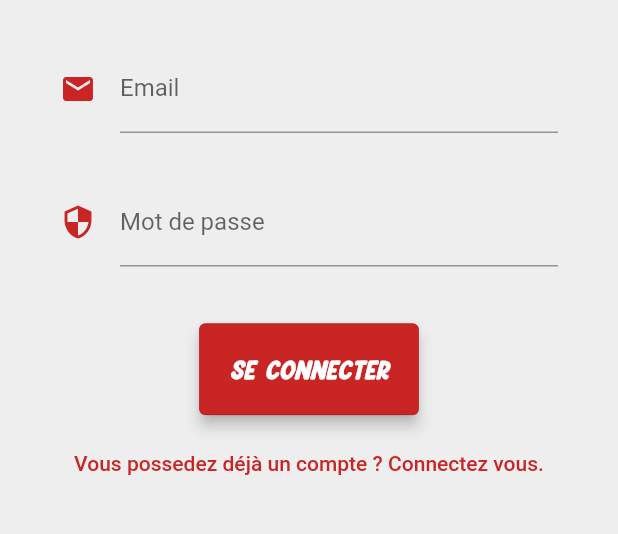
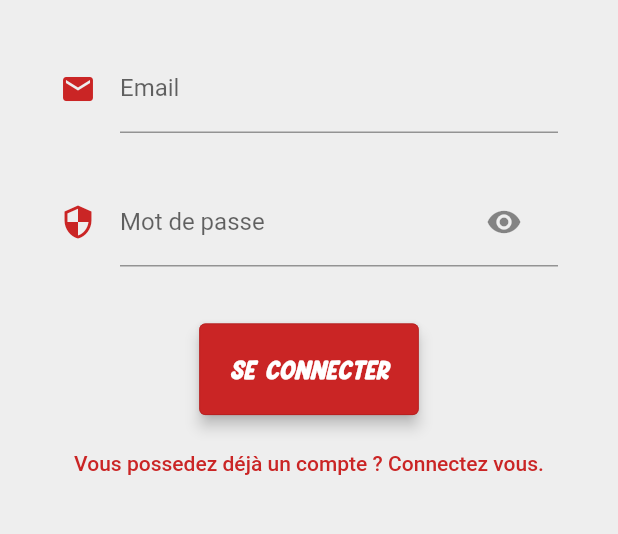
Before and after one commit to Anthony5997/flutter_whats_for_dinner, a Flutter app: the screen it shows after launch, on a phone screen of 412 x 824 dp, the part 488-1022 px from its top. Run offline on Flutter 3.47's test engine with Material 2 defaults, Android fonts, the light colour scheme and no system bars; drawn by our look-alikes of flutter_form_builder; our stand-ins replace bloc, equatable, flutter_bloc, form_builder_validators, shared_preferences; Roboto replaces fonts that are missing (FruitPunch).

Commit message:
Ajout d'un bouton toggle pour la visibilitée du password field

```diff
--- a/lib/authentication/authentication_bloc.dart
+++ b/lib/authentication/authentication_bloc.dart
@@ -19,7 +19,7 @@ class AuthenticationBloc
 
   AuthenticationBloc() : super(AutoConnexionAttemptState()) {
     on<AutoConnexionAttemptEvent>((event, emit) async {
-      // emit(ConnexionLoadingState());
+      emit(ConnexionLoadingState());
       await authenticationRepository.attemptAutoLogin(emit);
     });
 
@@ -32,6 +32,7 @@ class AuthenticationBloc
     });
 
     on<LoginEvent>((event, emit) async {
+      emit(ConnexionLoadingState());
       try {
         print('try login');
         print(event.email);
--- a/lib/screen/loading_screen.dart
+++ b/lib/screen/loading_screen.dart
@@ -5,7 +5,10 @@ class LoadingScreen extends StatelessWidget {
   Widget build(BuildContext context) {
     return const Scaffold(
       body: Center(
-        child: CircularProgressIndicator(),
+        child: CircularProgressIndicator(
+          backgroundColor: Color(0xFFfffdf7),
+          color: Color(0xFFCA2525),
+        ),
       ),
     );
   }
--- a/lib/widgets/inputs/password_field.dart
+++ b/lib/widgets/inputs/password_field.dart
@@ -4,15 +4,31 @@ import 'package:flutter/src/widgets/framework.dart';
 import 'package:flutter_form_builder/flutter_form_builder.dart';
 import 'package:form_builder_validators/form_builder_validators.dart';
 
-class CustomPasswordField extends StatelessWidget {
+class CustomPasswordField extends StatefulWidget {
   CustomPasswordField({this.value}) : super();
   String? value;
 
   @override
+  State<CustomPasswordField> createState() => _CustomPasswordFieldState();
+}
+
+class _CustomPasswordFieldState extends State<CustomPasswordField> {
+  // Initially password is obscure
+  bool _obscureText = true;
+
+  // Toggles the password show status
+  void _toggle() {
+    setState(() {
+      _obscureText = !_obscureText;
+    });
+  }
+
+  @override
   Widget build(BuildContext context) {
     return FormBuilderTextField(
+      obscureText: _obscureText,
       name: "password",
-      initialValue: value,
+      initialValue: widget.value,
       validator: FormBuilderValidators.compose([
         FormBuilderValidators.required(
             errorText: "Veuillez saisir un mot de passe."),
@@ -24,8 +40,20 @@ class CustomPasswordField extends StatelessWidget {
                 "Votre mot de passe doit contenir au moins 8 caractères."),
       ]),
       keyboardType: TextInputType.visiblePassword,
-      decoration: const InputDecoration(
-          label: Text("Mot de passe"), icon: Icon(Icons.security)),
+      decoration: InputDecoration(
+        label: Text("Mot de passe"),
+        icon: Icon(Icons.security),
+        suffixIcon: Padding(
+          padding: EdgeInsetsDirectional.only(end: 12.0),
+          child: IconButton(
+            icon: Icon(
+              // Based on passwordVisible state choose the icon
+              _obscureText ? Icons.visibility : Icons.visibility_off,
+            ),
+            onPressed: _toggle,
+          ),
+        ),
+      ),
     );
   }
 }
--- a/lib/widgets/ui/themes/theme.dart
+++ b/lib/widgets/ui/themes/theme.dart
@@ -1,19 +1,19 @@
 import 'package:flutter/material.dart';
 
-var PrimaryColor = Color(0xFFCA2525);
-var PrimaryColorLight = Color(0xFFE42B2B);
-var PrimaryColorDark = Color(0xFFAF1E1E);
+var primaryColor = Color(0xFFCA2525);
+var primaryColorLight = Color(0xFFE42B2B);
+var primaryColorDark = Color(0xFFAF1E1E);
 
-var SecondaryColor = Color(0xFFEEEEEE);
-var SecondaryColorLight = Color(0xFFFAFAFA);
-var SecondaryColorDark = Color(0xFFD8D8D8);
+var secondaryColor = Color(0xFFEEEEEE);
+var secondaryColorLight = Color(0xFFFAFAFA);
+var secondaryColorDark = Color(0xFFD8D8D8);
 
 var Background = const Color(0xFFfffdf7);
 var TextColor = const Color(0xFF004d40);
 
 class LigthTheme {
   static final ThemeData themedata = ThemeData(
-    primaryColor: PrimaryColor,
+    primaryColor: primaryColor,
 
     // Define the default font family.
     fontFamily: 'Roboto',
@@ -21,11 +21,11 @@ class LigthTheme {
     // Define the default `TextTheme`. Use this to specify the default
     // text styling for headlines, titles, bodies of text, and more.
     appBarTheme: AppBarTheme(
-      color: PrimaryColor,
+      color: primaryColor,
     ),
     drawerTheme: DrawerThemeData(
         // backgroundColor: SecondaryColor,
-        // scrimColor: PrimaryColor
+        // scrimColor: primaryColor
         ),
     textTheme: const TextTheme(
       headline1: TextStyle(
@@ -36,10 +36,10 @@ class LigthTheme {
     ),
     textButtonTheme: TextButtonThemeData(
       style: TextButton.styleFrom(
-        primary: PrimaryColor,
+        primary: primaryColor,
       ),
     ),
-    scaffoldBackgroundColor: SecondaryColor,
+    scaffoldBackgroundColor: secondaryColor,
     // textTheme: TextTheme(
     //   bodyText1: TextStyle(),
     //   bodyText2: TextStyle(),
@@ -47,9 +47,9 @@ class LigthTheme {
     //   bodyColor: Colors.red[700],
     // ),
     bottomNavigationBarTheme: BottomNavigationBarThemeData(
-      backgroundColor: SecondaryColor,
-      selectedIconTheme: IconThemeData(color: PrimaryColor),
-      selectedItemColor: PrimaryColor,
+      backgroundColor: secondaryColor,
+      selectedIconTheme: IconThemeData(color: primaryColor),
+      selectedItemColor: primaryColor,
       unselectedItemColor: Colors.blueGrey,
       selectedLabelStyle: const TextStyle(
           color: Color.fromRGBO(120, 120, 120, 1),
@@ -60,26 +60,26 @@ class LigthTheme {
     ),
     elevatedButtonTheme: ElevatedButtonThemeData(
       style: ElevatedButton.styleFrom(
-          primary: PrimaryColor,
+          primary: primaryColor,
           textStyle: const TextStyle(
               fontSize: 16.0,
               fontFamily: "LemonDays",
               fontStyle: FontStyle.italic,
               color: Colors.red),
-          side: BorderSide(color: PrimaryColorDark, width: .5),
+          side: BorderSide(color: primaryColorDark, width: .5),
           elevation: 4,
           padding: EdgeInsets.all(20)),
     ),
     inputDecorationTheme: InputDecorationTheme(
-      focusColor: PrimaryColor,
-      prefixIconColor: PrimaryColor,
-      iconColor: PrimaryColor,
-      fillColor: PrimaryColor,
-      floatingLabelStyle: TextStyle(color: PrimaryColor),
-      hintStyle: TextStyle(color: PrimaryColorDark, fontSize: 10),
+      focusColor: primaryColor,
+      prefixIconColor: primaryColor,
+      iconColor: primaryColor,
+      fillColor: primaryColor,
+      floatingLabelStyle: TextStyle(color: primaryColor),
+      hintStyle: TextStyle(color: primaryColorDark, fontSize: 10),
       focusedBorder: UnderlineInputBorder(
         borderRadius: BorderRadius.all(Radius.circular(0)),
-        borderSide: BorderSide(color: PrimaryColor, width: 2),
+        borderSide: BorderSide(color: primaryColor, width: 2),
       ),
     ),
   );
@@ -102,7 +102,7 @@ class LigthTheme {
 ////////////////////////////////////////////////////////////////////////////////
 class DarkTheme {
   static final ThemeData themedata = ThemeData(
-    appBarTheme: AppBarTheme(
+    appBarTheme: const AppBarTheme(
       color: Colors.teal,
     ),
     textButtonTheme: TextButtonThemeData(
@@ -111,18 +111,19 @@ class DarkTheme {
       ),
     ),
     scaffoldBackgroundColor: Colors.grey[200],
-    textTheme: TextTheme(
+    textTheme: const TextTheme(
       bodyText1: TextStyle(),
       bodyText2: TextStyle(),
     ).apply(
       bodyColor: Colors.red[700],
     ),
     bottomNavigationBarTheme: BottomNavigationBarThemeData(
-      backgroundColor: SecondaryColor,
-      selectedIconTheme: IconThemeData(color: Colors.amber),
+      backgroundColor: secondaryColor,
+      selectedIconTheme: const IconThemeData(color: Colors.amber),
       selectedItemColor: Colors.red[700],
       unselectedItemColor: Colors.blueGrey,
-      selectedLabelStyle: TextStyle(color: Color.fromRGBO(120, 120, 120, 1)),
+      selectedLabelStyle:
+          const TextStyle(color: Color.fromRGBO(120, 120, 120, 1)),
     ),
   );
 }
```
